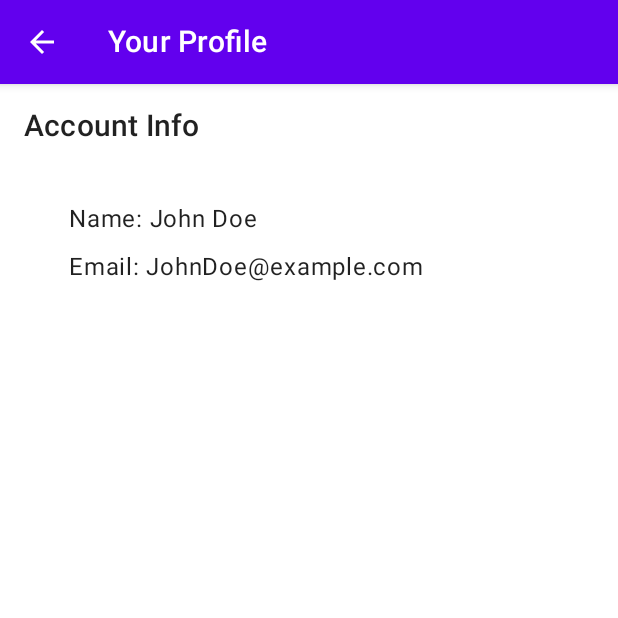
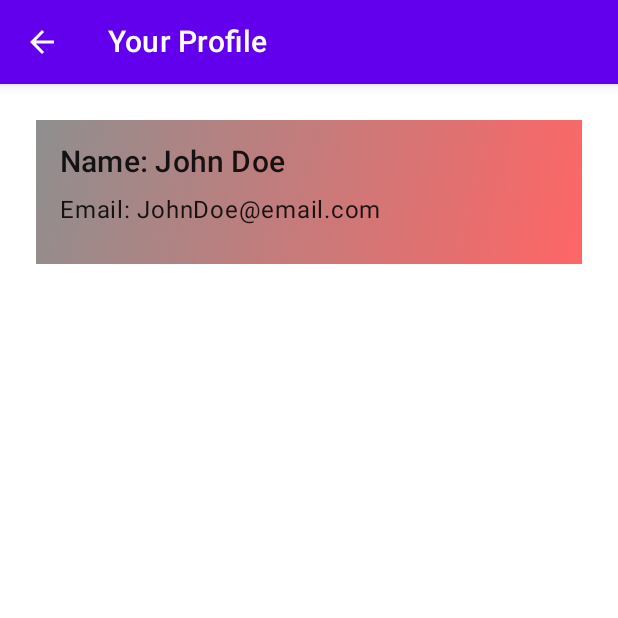
Before and after one commit to JetLiTheQT/Noteworthy, an Android app built with Jetpack Compose: the ProfileScreen screen opened through its navigation route, on a phone screen of 412 x 824 dp, the top half of it. Run offline under Robolectric (Android 15) with nearby library versions, the phone set to English and light mode, and no system bars; our stand-ins replace Firebase (no records; nobody signed in at launch, a user with empty details on screens opened directly).

Commit message:
Updated the profile card to match our contact cards & fixed font sizes & color of cards/lists text so it doesn't look too similar to our headers of Pinned Notes and All Notes

```diff
--- a/app/src/main/java/com/finalprojectteam11/noteworthy/ui/HomeScreen.kt
+++ b/app/src/main/java/com/finalprojectteam11/noteworthy/ui/HomeScreen.kt
@@ -425,8 +425,9 @@ fun NoteCard(note: Note, navController: NavController, snackbarHostState: Snackb
             Column(modifier = Modifier.padding(14.dp)) {
                 Text(
                     text = if (note.title == "") "Untitled" else note.title,
-                    fontSize = 24.sp,
-                    fontWeight = FontWeight.Bold,
+                    fontSize = 18.sp,
+                    fontWeight = FontWeight.Medium,
+                    color = MaterialTheme.colors.primary,
                     modifier = Modifier.padding(bottom = 8.dp)
                 )
                 Text(
@@ -492,9 +493,11 @@ fun NoteListItem(note: Note, navController: NavController, firestoreViewModel: F
                 ) {
                     Text(
                         text = if (note.title == "") "Untitled" else note.title,
-                        fontSize = 20.sp,
-                        fontWeight = FontWeight.Bold,
-                        modifier = Modifier.weight(1f)
+                        fontSize = 18.sp,
+                        fontWeight = FontWeight.Medium,
+                        modifier = Modifier.weight(1f),
+                        color = MaterialTheme.colors.primary
+
                     )
                     IconButton(
                         onClick = { showPopupMenu.value = true },
--- a/app/src/main/java/com/finalprojectteam11/noteworthy/ui/ProfileScreen.kt
+++ b/app/src/main/java/com/finalprojectteam11/noteworthy/ui/ProfileScreen.kt
@@ -4,8 +4,10 @@ import android.annotation.SuppressLint
 import android.content.Context
 import android.content.SharedPreferences
 import android.preference.PreferenceManager
+import androidx.compose.foundation.background
 import androidx.compose.foundation.clickable
 import androidx.compose.foundation.layout.*
+import androidx.compose.foundation.shape.RoundedCornerShape
 import androidx.compose.material.*
 import androidx.compose.material.icons.Icons
 import androidx.compose.material.icons.filled.ArrowBack
@@ -15,6 +17,7 @@ import androidx.compose.ui.Alignment.Companion.CenterHorizontally
 import androidx.compose.ui.Alignment.Companion.CenterVertically
 import androidx.compose.ui.Modifier
 import androidx.compose.ui.draw.clip
+import androidx.compose.ui.graphics.Brush
 import androidx.compose.ui.graphics.Color
 import androidx.compose.ui.platform.LocalContext
 import androidx.compose.ui.res.painterResource
@@ -33,8 +36,12 @@ fun ProfileScreen(navController: NavHostController) {
         Column(
             modifier = Modifier.padding(16.dp)
         ) {
-
-            ProfileCard()
+            val gradient = Brush.linearGradient(
+                colors = listOf(
+                    Color.DarkGray.copy(alpha = 0.6f),
+                    Color.Red.copy(alpha = 0.6f)
+                ))
+            ProfileCard(gradient)
 
             Spacer(modifier = Modifier.height(16.dp))
 
@@ -44,41 +51,29 @@ fun ProfileScreen(navController: NavHostController) {
 
 }
 @Composable
-fun ProfileCard(){
+fun ProfileCard(gradient: Brush){
+    Box(
+        modifier = Modifier
+            .fillMaxWidth()
+            .padding(8.dp)
+            .background(gradient)
+            .clip(RoundedCornerShape(8.dp))
+    ) {
+        Column(
+            modifier = Modifier.padding(16.dp)
+        ) {
             Text(
-        text = "Account Info",
+                text = "Name: John Doe",
                 style = MaterialTheme.typography.h6,
                 modifier = Modifier.padding(bottom = 8.dp)
             )
-    Card(
-        modifier = Modifier
-            .fillMaxWidth()
-            .height(150.dp)
-            .padding(10.dp),
-        backgroundColor = MaterialTheme.colors.surface,
-        elevation = 0.dp,
-        shape = Shapes.large
-    ){
-        Row(
-            modifier = Modifier.padding(20.dp),
-            horizontalArrangement = Arrangement.SpaceBetween
-        ){
-            Column{
             Text(
-                    text = "Name: John Doe",
-                    style = MaterialTheme.typography.body1,
-                    modifier = Modifier.padding(bottom = 8.dp)
-                )
-                Text(
-                    text = "Email: JohnDoe@example.com",
+                text = "Email: JohnDoe@email.com",
                 style = MaterialTheme.typography.body1,
                 modifier = Modifier.padding(bottom = 8.dp)
             )
         }
     }
-
-    }
-
 }
 
 
```
Lines whose indentation alone changed are shown as unchanged.
